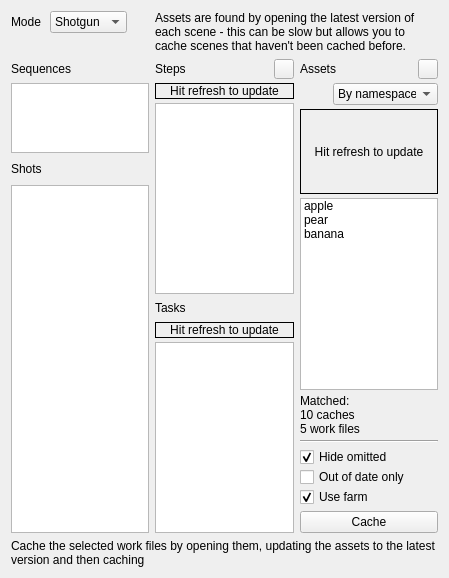
Psyop/psyhive, file scripts/maya_psyhive/tools/batch_cache2/batch_cache.ui: the form before one commit.
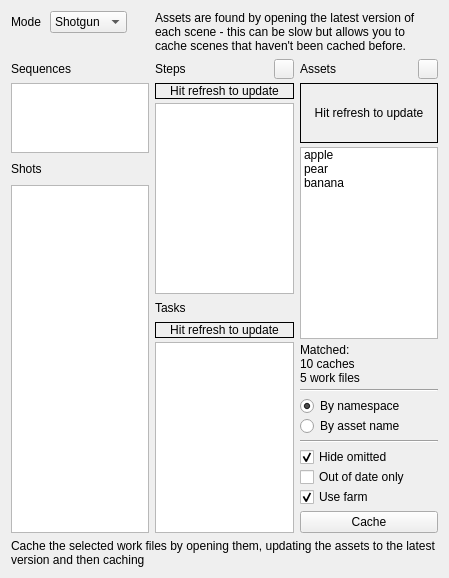
The form after the commit. Icons and pictures are not drawn. Custom widgets are drawn as their Qt base class.

Commit message: Brawl Stars Baked (kcassidy): fixed emz error due to multiple shading engines attached to face shader, break connections on face ctrl mattr attr, | maya_psyhive: shows.brawlstarsbaked use shader.outColor to avoid multiple shading engines issue, shows.brawlstarsbaked break connections on face_ctrl.matte attr, tools.batch_cache2 wip, psyhive: host.t_range added class_ override attr, py_gui print duration on exec, qt.HListWidget.select_items error on fail to select + added catch, tk2.TTWork.find_publishes added fxrig handling, tools.hive_bro removed leading underscore in submodules,

```diff
--- a/scripts/maya_psyhive/tools/batch_cache2/batch_cache.ui
+++ b/scripts/maya_psyhive/tools/batch_cache2/batch_cache.ui
@@ -232,46 +232,6 @@
          </item>
         </layout>
        </item>
-       <item>
-        <layout class="QHBoxLayout" name="horizontalLayout_8">
-         <item>
-          <spacer name="horizontalSpacer">
-           <property name="orientation">
-            <enum>Qt::Horizontal</enum>
-           </property>
-           <property name="sizeType">
-            <enum>QSizePolicy::MinimumExpanding</enum>
-           </property>
-           <property name="sizeHint" stdset="0">
-            <size>
-             <width>3</width>
-             <height>20</height>
-            </size>
-           </property>
-          </spacer>
-         </item>
-         <item>
-          <widget class="HComboBox" name="AssetsMode">
-           <property name="maximumSize">
-            <size>
-             <width>105</width>
-             <height>16777215</height>
-            </size>
-           </property>
-           <item>
-            <property name="text">
-             <string>By namespace</string>
-            </property>
-           </item>
-           <item>
-            <property name="text">
-             <string>By asset</string>
-            </property>
-           </item>
-          </widget>
-         </item>
-        </layout>
-       </item>
        <item>
         <widget class="QLabel" name="AssetsStale">
          <property name="sizePolicy">
@@ -329,6 +289,37 @@
          </property>
         </widget>
        </item>
+       <item>
+        <layout class="QVBoxLayout" name="verticalLayout_5">
+         <property name="spacing">
+          <number>0</number>
+         </property>
+         <item>
+          <widget class="QRadioButton" name="ByNamespace">
+           <property name="text">
+            <string>By namespace</string>
+           </property>
+           <property name="checked">
+            <bool>true</bool>
+           </property>
+          </widget>
+         </item>
+         <item>
+          <widget class="QRadioButton" name="ByAssetName">
+           <property name="text">
+            <string>By asset name</string>
+           </property>
+          </widget>
+         </item>
+        </layout>
+       </item>
+       <item>
+        <widget class="Line" name="line_2">
+         <property name="orientation">
+          <enum>Qt::Horizontal</enum>
+         </property>
+        </widget>
+       </item>
        <item>
         <layout class="QVBoxLayout" name="verticalLayout_4">
          <property name="spacing">
@@ -511,11 +502,6 @@
    <extends>QLabel</extends>
    <header>hlabel.h</header>
   </customwidget>
-  <customwidget>
-   <class>HComboBox</class>
-   <extends>QComboBox</extends>
-   <header>hcombobox.h</header>
-  </customwidget>
  </customwidgets>
  <resources/>
  <connections/>
```
The commit also changes 18 other files.
